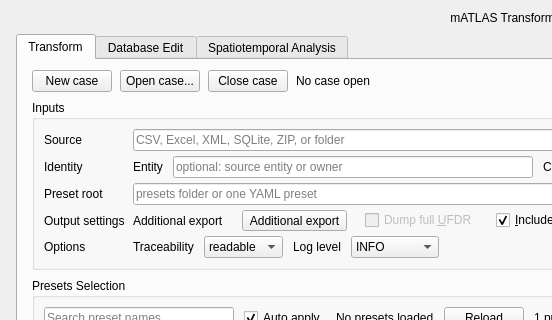
First picture: the form in gui/main_window.ui, repository Ben0x0a/mATLAS, before the edit; both pictures show x 0 to 552 and y 0 to 320 of the 1016 by 811 pixel window.
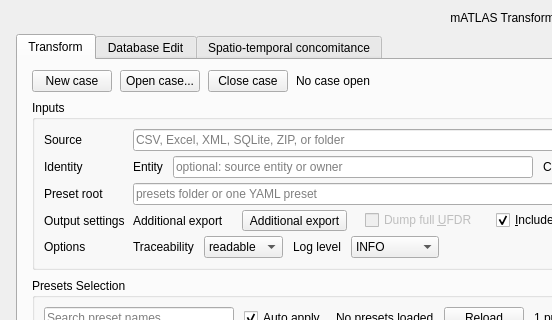
Second picture: the form after the edit. Custom widgets are drawn as their Qt base class.

Commit message: add the concomitance request layer and rebuild the spatiotemporal panel

Patch:
```diff
--- a/gui/main_window.ui
+++ b/gui/main_window.ui
@@ -810,7 +810,7 @@
       </widget>
       <widget class="QWidget" name="spatiotemporalTab">
        <attribute name="title">
-        <string>Spatiotemporal Analysis</string>
+        <string>Spatio-temporal concomitance</string>
        </attribute>
        <layout class="QVBoxLayout" name="spatiotemporalTabLayout">
         <item>
```
The commit also changes 19 other files.
